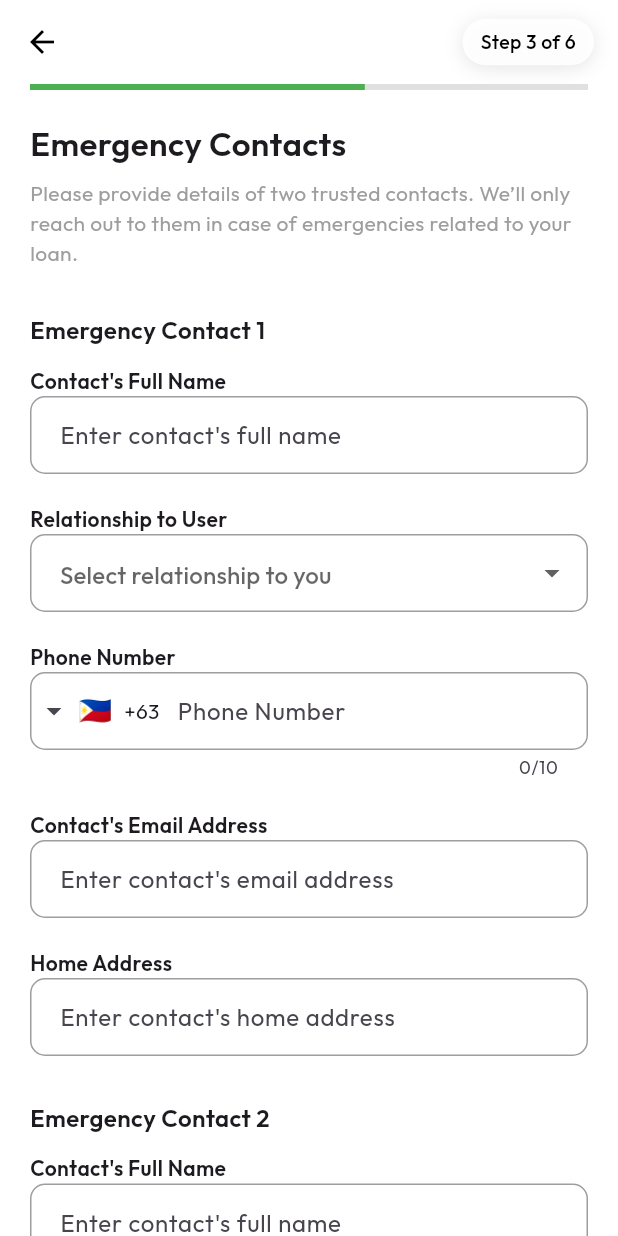
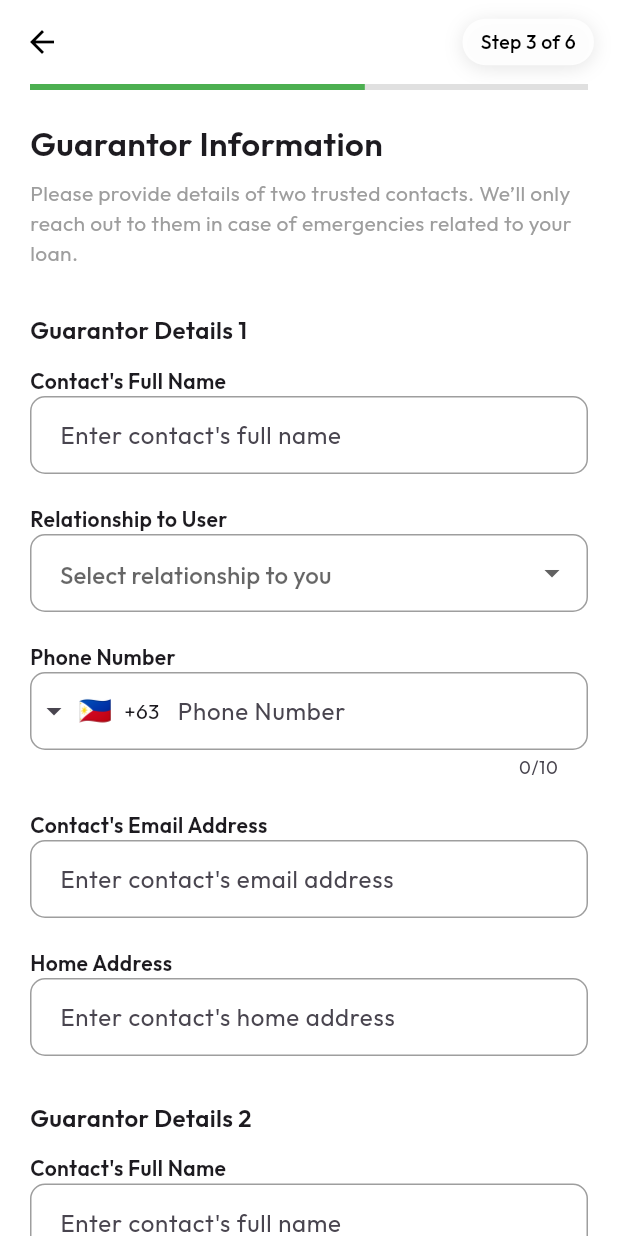
Before and after one commit to kristian03-design/gbldc_mobile_application, a Flutter app: the EmergencyContactsPage screen opened directly, on a phone screen of 412 x 824 dp. Run offline on Flutter 3.47's test engine with Material 3 defaults, Android fonts, the phone set to English and light mode, and no system bars; drawn by our look-alikes of intl_phone_field; our stand-ins replace camera, carousel_slider, file_picker, flutter_slidable, geocoding, geolocator and 6 more; missing offline and left inert: flutter_facebook_auth, pdfx.

Commit message:
add files, and change the online application step 3 title

```diff
--- a/lib/explore_services_page.dart
+++ b/lib/explore_services_page.dart
@@ -34,7 +34,7 @@ class _ExploreServicesPageState extends State<ExploreServicesPage> {
     ),
     ServiceCategory(
       icon: Iconsax.save_2,
-      title: "Savings & Investments",
+      title: "Savings & Deposits",
       services: [
         "Savings Account – Secure & grow",
         "Time Deposit – Higher returns",
@@ -310,7 +310,7 @@ class _ExploreServicesPageState extends State<ExploreServicesPage> {
             width: double.infinity,
             child: ElevatedButton(
               onPressed: () {
-                if (section.title == "Savings & Investments") {
+                if (section.title == "Savings & Deposits") {
                   Navigator.push(
                     context,
                     MaterialPageRoute(builder: (context) => const SavingsAndInvestmentPage()),
--- a/lib/insurance_page.dart
+++ b/lib/insurance_page.dart
@@ -10,7 +10,7 @@ class InsurancePage extends StatelessWidget {
       backgroundColor: const Color(0xFFF7F8FA),
       appBar: AppBar(
         title: const Text(
-          'Member Benefits',
+          'Insurance',
           style: TextStyle(fontWeight: FontWeight.w600),
         ),
         backgroundColor: Colors.white,
--- a/lib/online_application_step3.dart
+++ b/lib/online_application_step3.dart
@@ -88,7 +88,7 @@ class _EmergencyContactsPageState extends State<EmergencyContactsPage> {
                 ),
                 const SizedBox(height: 20),
                 const Text(
-                  "Emergency Contacts",
+                  "Guarantor Information",
                   style: TextStyle(
                       fontSize: 22,
                       fontWeight: FontWeight.w600,
@@ -102,7 +102,7 @@ class _EmergencyContactsPageState extends State<EmergencyContactsPage> {
                 ),
                 const SizedBox(height: 30),
                 const Text(
-                  "Emergency Contact 1",
+                  "Guarantor Details 1",
                   style: TextStyle(fontSize: 16, fontWeight: FontWeight.w600),
                 ),
                 const SizedBox(height: 12),
@@ -138,7 +138,7 @@ class _EmergencyContactsPageState extends State<EmergencyContactsPage> {
                     hint: "Enter contact's home address"),
                 const SizedBox(height: 30),
                 const Text(
-                  "Emergency Contact 2",
+                  "Guarantor Details 2",
                   style: TextStyle(fontSize: 16, fontWeight: FontWeight.w600),
                 ),
                 const SizedBox(height: 12),
--- a/lib/savings_investment_page.dart
+++ b/lib/savings_investment_page.dart
@@ -10,7 +10,7 @@ class SavingsAndInvestmentPage extends StatelessWidget {
       backgroundColor: const Color(0xFFF7F8FA),
       appBar: AppBar(
         title: const Text(
-          'Savings & Investments',
+          'Savings & Deposits',
           style: TextStyle(fontWeight: FontWeight.w600),
         ),
         backgroundColor: Colors.white,
```
